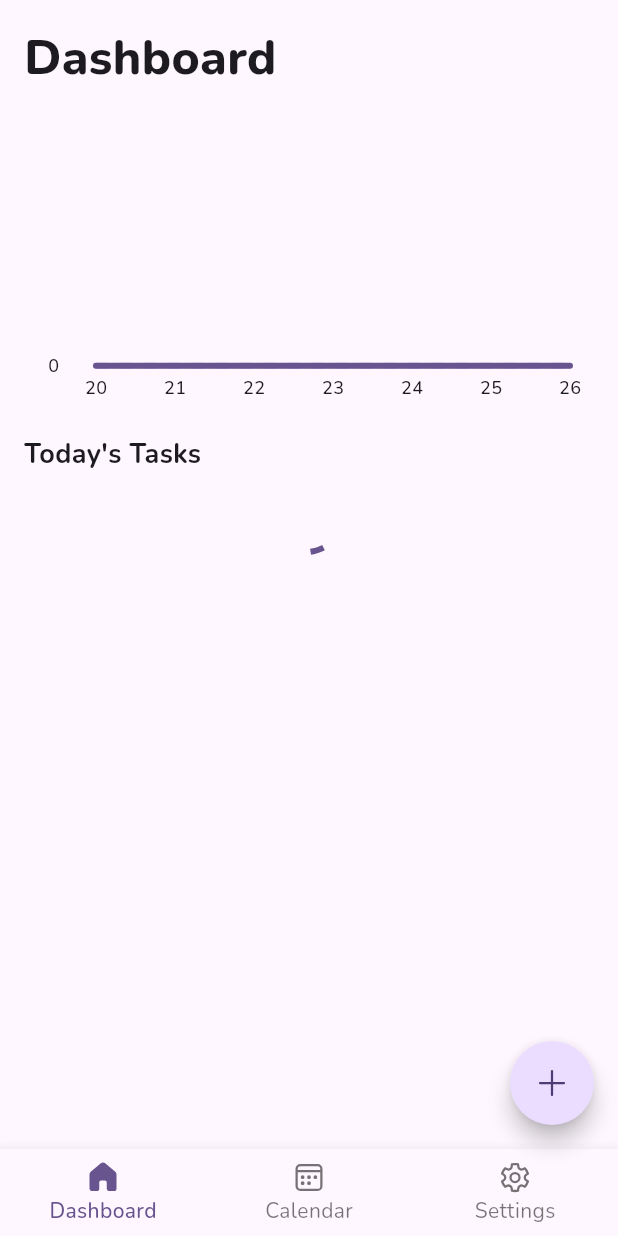
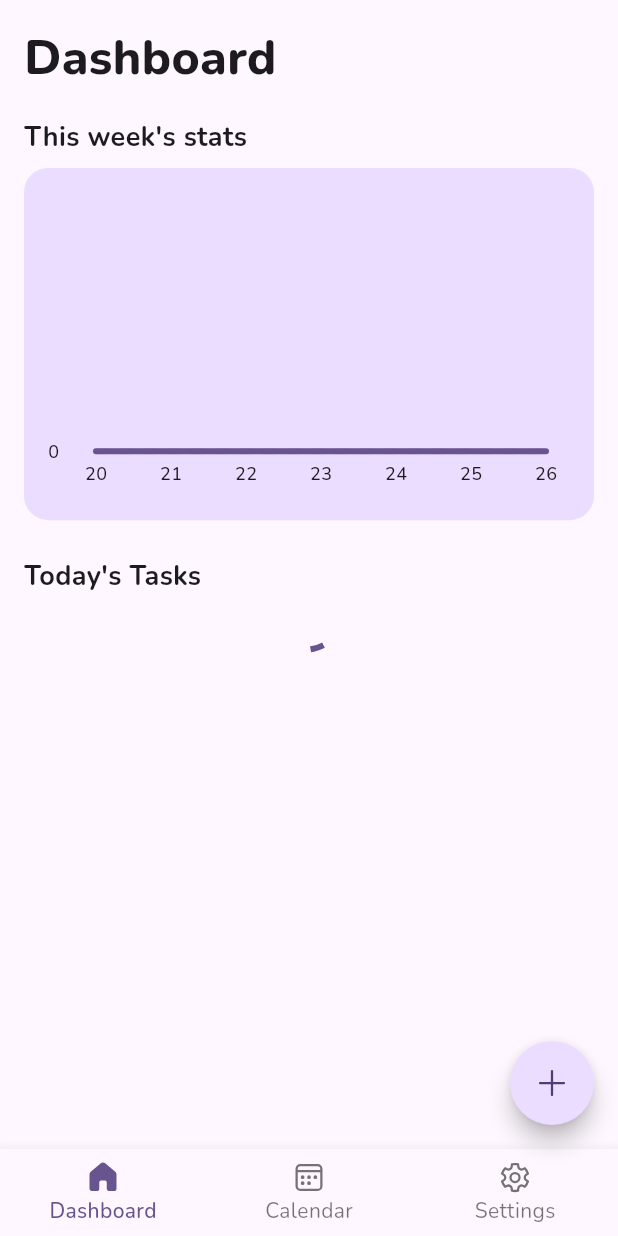
Before and after one commit to InfinityDX/checklistapp, a Flutter app: the screen it shows after launch, on a phone screen of 412 x 824 dp. Run offline on Flutter 3.47's test engine with Material 3 defaults, Android fonts, the phone set to English and light mode, and no system bars; drawn by our look-alikes of fl_chart; our stand-ins replace bloc, equatable, fluentui_system_icons, flutter_bloc, hive_flutter, objectbox; accounts and stored records are empty; generated files the repository leaves out were written again; statements that could not run were skipped.

```diff
--- a/lib/pages/dashboard/chart/dashboard_chart.dart
+++ b/lib/pages/dashboard/chart/dashboard_chart.dart
@@ -39,8 +39,13 @@ class _DashboardChartState extends State<DashboardChart> {
 
   @override
   Widget build(BuildContext context) {
-    return Padding(
-      padding: EdgeInsets.symmetric(horizontal: 32),
+    return Container(
+      margin: EdgeInsets.symmetric(horizontal: 16),
+      padding: EdgeInsets.fromLTRB(16, 32, 32, 16),
+      decoration: BoxDecoration(
+        borderRadius: BorderRadius.circular(16),
+        color: GColor.scheme.primaryContainer,
+      ),
       child: AspectRatio(
         aspectRatio: 16 / 9,
         child: BlocBuilder<TodoCubit, TodoState>(
@@ -64,11 +69,39 @@ class _DashboardChartState extends State<DashboardChart> {
                 gridData: FlGridData(show: false),
                 minY: 0,
                 minX: 0,
+                lineTouchData: LineTouchData(
+                  touchTooltipData: LineTouchTooltipData(
+                    tooltipRoundedRadius: 8,
+                    getTooltipItems: (touchedSpots) {
+                      if (touchedSpots.length < 2) return [];
+                      return [
+                        LineTooltipItem(
+                          'All: ${touchedSpots[0].y}',
+                          TextStyle(
+                            color: GColor.scheme.primary,
+                            fontWeight: FontWeight.bold,
+                          ),
+                        ),
+                        LineTooltipItem(
+                          'Done: ${touchedSpots[1].y}',
+                          TextStyle(
+                            color: GColor.scheme.inversePrimary,
+                            fontWeight: FontWeight.bold,
+                          ),
+                        ),
+                      ];
+                    },
+                    getTooltipColor: (touchedSpot) {
+                      return GColor.scheme.surfaceBright;
+                    },
+                  ),
+                ),
                 titlesData: FlTitlesData(
                   bottomTitles: AxisTitles(
                     axisNameSize: 16,
                     sideTitles: SideTitles(
                       getTitlesWidget: (value, meta) {
+                        // Offset for the date in graph
                         value++;
                         final now = DateTime.now();
                         final day = 7 - value.toInt();
--- a/lib/pages/dashboard/dashbaord.dart
+++ b/lib/pages/dashboard/dashbaord.dart
@@ -1,4 +1,5 @@
 import 'package:checklistapp/bloc/todo_cubit/todo_cubit.dart';
+import 'package:checklistapp/components/todo_component.dart';
 import 'package:checklistapp/constants/cubit_state_enum.dart';
 import 'package:checklistapp/helper/dependency_helper.dart';
 import 'package:checklistapp/models/filter.dart';
@@ -14,13 +15,19 @@ class Dashbaord extends StatefulWidget {
 }
 
 class _DashbaordState extends State<Dashbaord> {
-  final todayTodo = TodoCubit(
-    DependencyHelper.todoRepository,
-    filter: Filter(startDate: DateTime.now(), endDate: DateTime.now()),
-  );
+  late TodoCubit todayTodo;
 
   @override
   void initState() {
+    final now = DateTime.now();
+    final dateNow = DateTime(now.year, now.month, now.day);
+    todayTodo = TodoCubit(
+      DependencyHelper.todoRepository,
+      filter: Filter(
+        startDate: dateNow,
+        endDate: dateNow.add(const Duration(days: 1)),
+      ),
+    );
     todayTodo.getTodos();
     super.initState();
   }
@@ -50,12 +57,29 @@ class _DashbaordState extends State<Dashbaord> {
           ),
           // Charts
           SliverToBoxAdapter(
+            child: Padding(
+              padding: const EdgeInsets.symmetric(horizontal: 16),
+              child: Text(
+                "This week's stats",
+                style: TextStyle(fontSize: 18, fontWeight: FontWeight.bold),
+              ),
+            ),
+          ),
+
+          SliverToBoxAdapter(
+            child: const SizedBox(height: 8),
+          ),
+
+          SliverToBoxAdapter(
             child: DashboardChart(),
           ),
 
           SliverToBoxAdapter(
+            child: const SizedBox(height: 24),
+          ),
+          SliverToBoxAdapter(
             child: Padding(
-              padding: const EdgeInsets.all(16),
+              padding: const EdgeInsets.symmetric(horizontal: 16),
               child: Text(
                 "Today's Tasks",
                 style: TextStyle(fontSize: 18, fontWeight: FontWeight.bold),
@@ -88,7 +112,8 @@ class _DashbaordState extends State<Dashbaord> {
               return SliverList(
                 delegate: SliverChildBuilderDelegate(
                   (context, index) {
-                    return Container();
+                    final todo = state.todos[index];
+                    return TodoComponent(todo: todo);
                   },
                   childCount: state.todos.length,
                 ),
--- a/lib/repository/todo_repository.dart
+++ b/lib/repository/todo_repository.dart
@@ -12,6 +12,7 @@ class TodoRepository implements ITodoRepository {
     Pagination pagination = const Pagination(),
   }) {
     final dateNow = DateTime.now();
+
     var condition = Todo_.createdDate.betweenDate(
       filter.startDate ?? DateTime(dateNow.year, dateNow.month, dateNow.day),
       filter.endDate ?? DateTime(dateNow.year, dateNow.month, dateNow.day),
```
Also changed, not shown: lib/components/todo_component.dart (+79 -2 lines).
